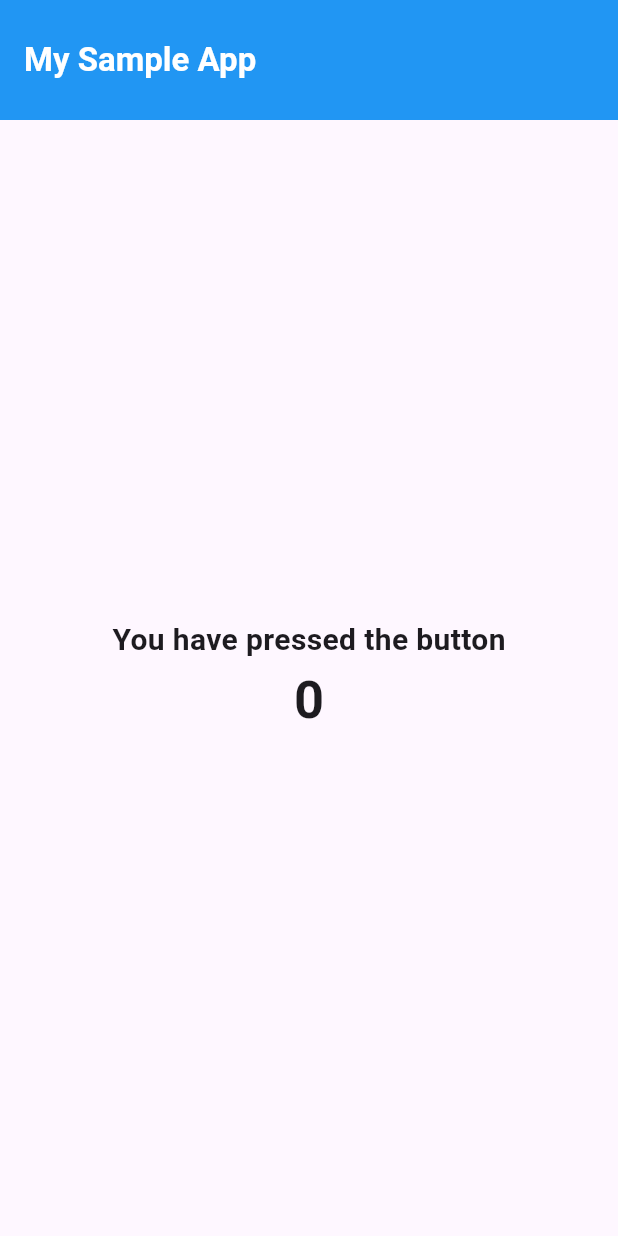
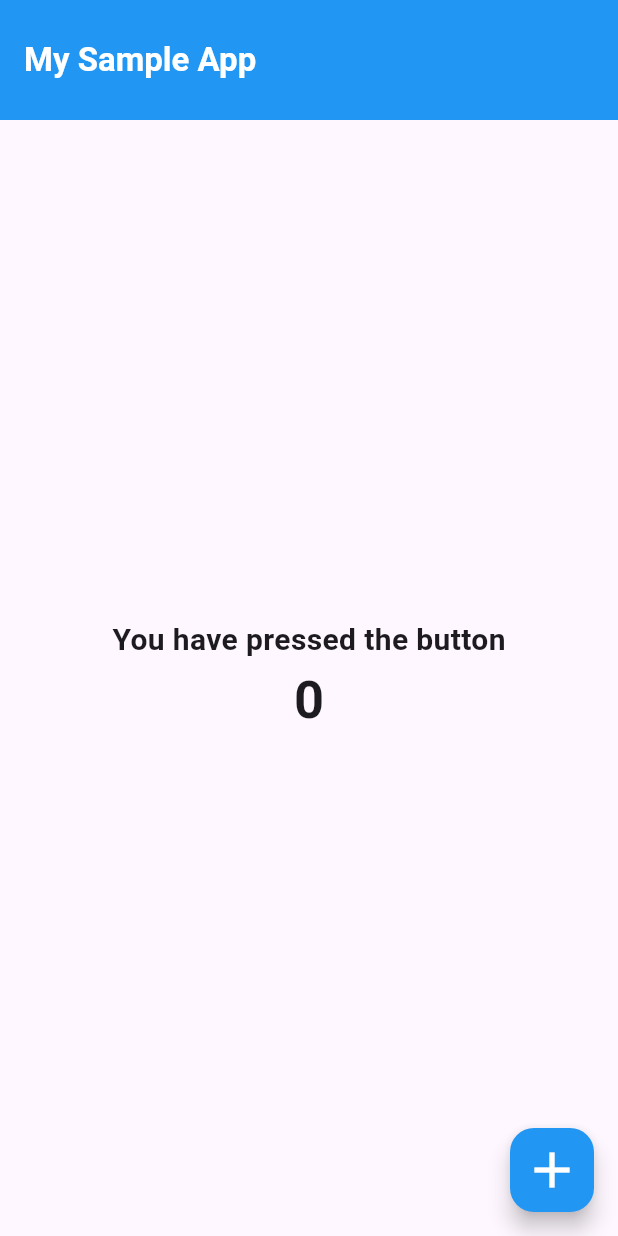
Before and after one commit to ushanwk/Flutter-Self-Learning-Room, a Flutter app: the screen it shows after launch, on a phone screen of 412 x 824 dp. Run offline on Flutter 3.47's test engine with Material 3 defaults, Android fonts, the light colour scheme and no system bars; our stand-ins replace device_preview.

```diff
--- a/flutter_application_5/lib/main.dart
+++ b/flutter_application_5/lib/main.dart
@@ -36,6 +36,11 @@ class homePage extends StatelessWidget {
           ],
         ),
       ),
+      floatingActionButton: FloatingActionButton(
+        child: Icon(Icons.add, color: Colors.white, size: 40,),
+        backgroundColor: Colors.blue,
+        onPressed: (){},
+      ),
     );
   }
 }
```
